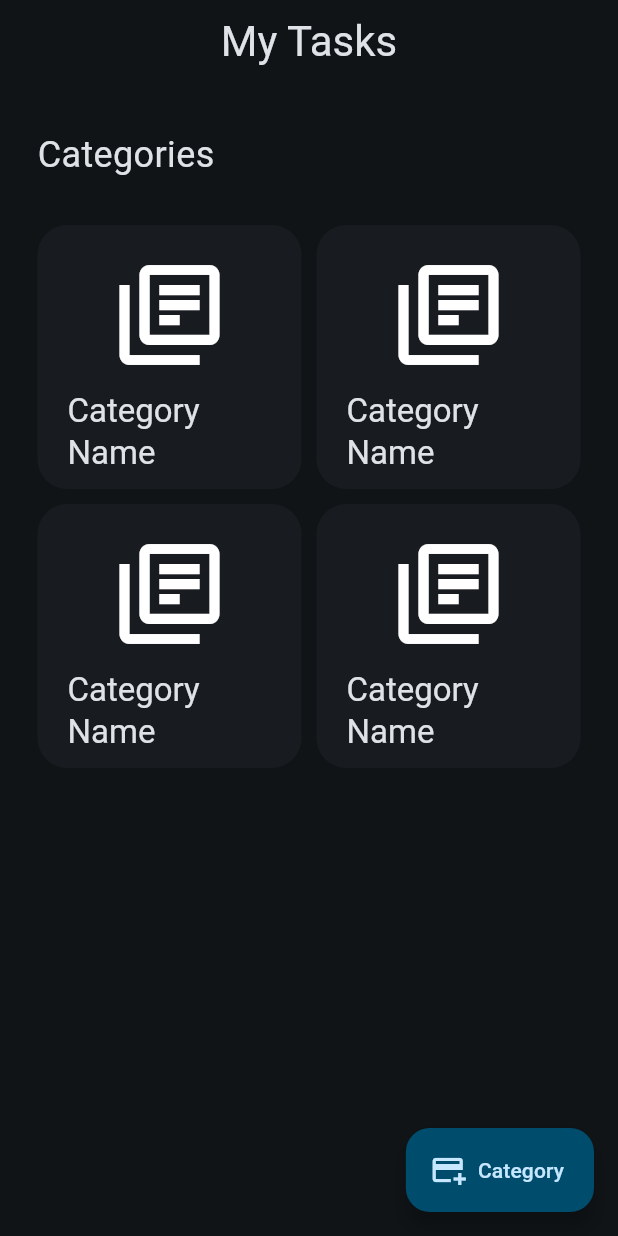
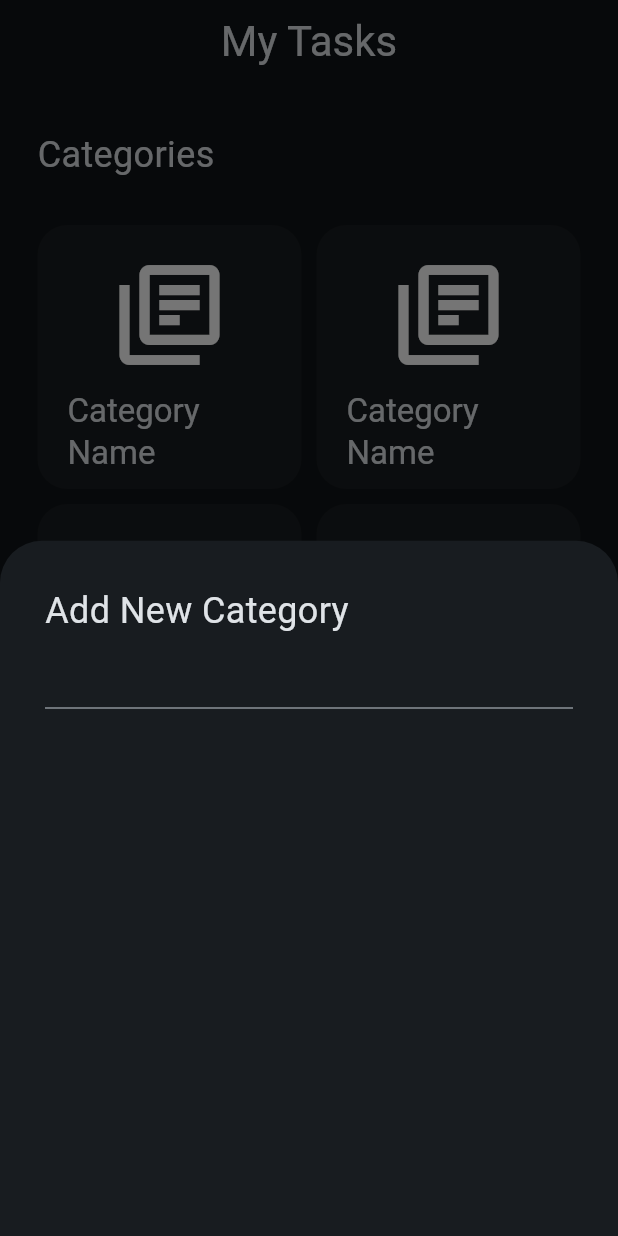
Before and after one commit to migueljt989/mj_todo_app, a Flutter app: the screen it shows after launch, after a tap on "Category", on a phone screen of 412 x 824 dp. Run offline on Flutter 3.47's test engine with Material 3 defaults, Android fonts, the phone set to English and light mode, and no system bars; our stand-ins replace go_router.

Commit message:
showModalBottomSheetImplementation

```diff
--- a/lib/presentation/screens/home/home_screen.dart
+++ b/lib/presentation/screens/home/home_screen.dart
@@ -32,11 +32,7 @@ class HomeScreen extends StatelessWidget {
           ],
         ),
       ),
-      floatingActionButton: FloatingActionButton.extended(
-        onPressed: (){},
-         label: Text('Category'),
-         icon: Icon(Icons.add_card_outlined),
-         ),
+      floatingActionButton: CustomSheetForm(),
     );
   }
 }
--- /dev/null
+++ b/lib/presentation/widgets/custom_sheet_form.dart
@@ -0,0 +1,37 @@
+import 'package:flutter/material.dart';
+
+class CustomSheetForm extends StatelessWidget {
+  const CustomSheetForm({super.key});
+
+  @override
+  Widget build(BuildContext context) {
+
+    final textTheme = Theme.of(context).textTheme;
+    return FloatingActionButton.extended(
+      onPressed: () {
+        showModalBottomSheet(
+          context: context,
+          builder: (context) {
+            return Center(
+              child: Padding(
+                padding: const EdgeInsets.all(30),
+                child: Column(
+                  children: [
+                    Align(
+                      alignment :AlignmentGeometry.centerLeft,
+                      child: Text('Add New Category',
+                        style: TextStyle(
+                          fontSize: textTheme.headlineSmall!.fontSize))),
+                    TextFormField()
+                  ],
+                ),
+              ),
+            );
+          },
+        );
+      },
+      label: const Text('Category'),
+      icon: Icon(Icons.add_card_outlined),
+    );
+  }
+}
--- a/lib/presentation/widgets/widgets.dart
+++ b/lib/presentation/widgets/widgets.dart
@@ -1 +1,2 @@
 export 'categories.dart';
+export 'custom_sheet_form.dart';
```
